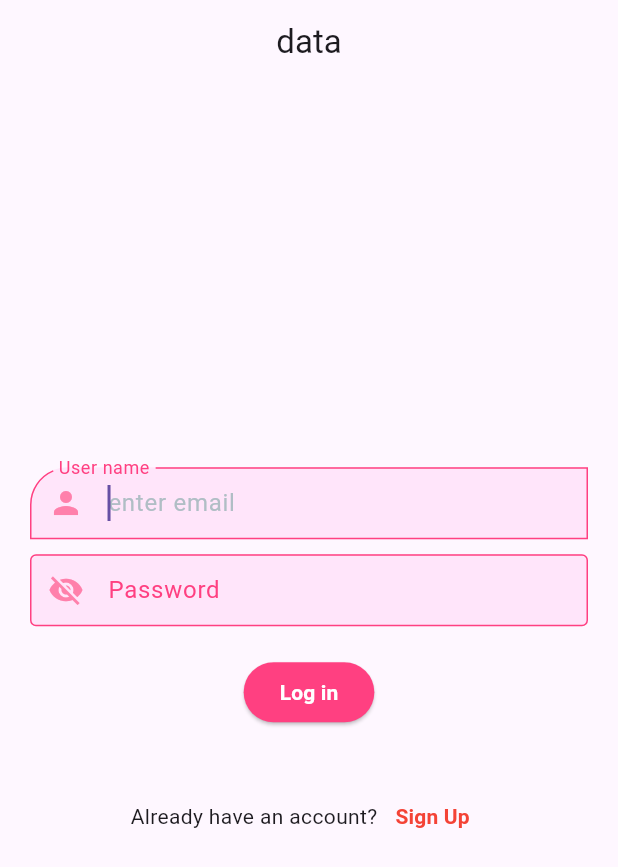
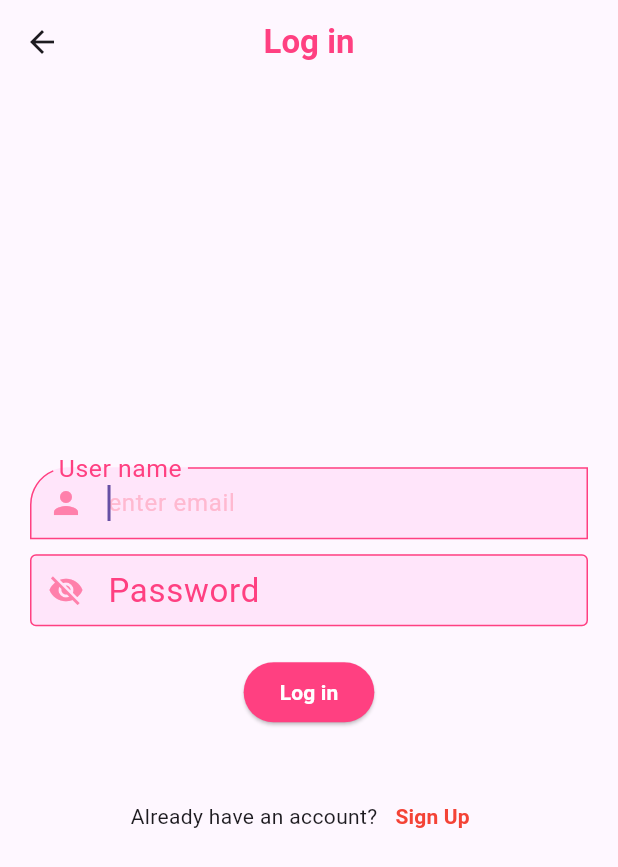
Before and after one commit to aminrazakhan07/Firebase_google_aut_GetX, a Flutter app: the LoginScreen screen opened directly, on a phone screen of 412 x 824 dp. Shown: the top 867 px of the screen. Run offline on Flutter 3.47's test engine with Material 3 defaults, Android fonts, the phone set to English and light mode, and no system bars; our stand-ins replace firebase_core, get; accounts and stored records are empty.

Commit message:
textFormfield

```diff
--- a/lib/CustormWidget/TextField.dart
+++ b/lib/CustomWidget/TextField.dart
@@ -27,10 +27,13 @@
           autocorrect: true,
           decoration: InputDecoration(
             label: Text(lblText),
-            labelStyle: TextStyle(color: Colors.pinkAccent),
+            labelStyle: TextStyle(
+              color: Colors.pinkAccent,
+              fontSize: 22,
+            ),
             hintText: hint,
             hintStyle: TextStyle(
-              color: Colors.blueGrey[200],
+              color: const Color.fromARGB(255, 255, 185, 208),
             ),
             prefixIcon: Icon(prefix),
             prefixIconColor: Colors.pinkAccent[100],
--- a/lib/LogSingAuth/LoginScr.dart
+++ b/lib/LogSingAuth/LoginScr.dart
@@ -1,7 +1,7 @@
-import 'package:firebase_google_auth/CustormWidget/CustmButton.dart';
-import 'package:firebase_google_auth/CustormWidget/SnackBar.dart';
-import 'package:firebase_google_auth/CustormWidget/TextField.dart';
-import 'package:firebase_google_auth/CustormWidget/alreadyAccount.dart';
+import 'package:firebase_google_auth/CustomWidget/CustmButton.dart';
+import 'package:firebase_google_auth/CustomWidget/SnackBar.dart';
+import 'package:firebase_google_auth/CustomWidget/TextField.dart';
+import 'package:firebase_google_auth/CustomWidget/alreadyAccount.dart';
 import 'package:flutter/material.dart';
 import 'package:get/get.dart';
 
@@ -21,7 +21,11 @@
     return Scaffold(
       appBar: AppBar(
         centerTitle: true,
-        title: Text('data'),
+        title: Text(
+          'Log in',
+          style:
+              TextStyle(color: Colors.pinkAccent, fontWeight: FontWeight.bold),
+        ),
       ),
       body: Center(
         child: Column(
--- a/lib/change_text/change_text.dart
+++ b/lib/change_text/change_text.dart
@@ -44,8 +44,9 @@
             SizedBox(height: 40),
             Padding(
               padding: const EdgeInsets.only(left: 10.0, right: 10),
-              child: TextField(
+              child: TextFormField(
                 controller: name,
+                onTapOutside: (event) => FocusScope.of(context).unfocus(),
                 decoration: InputDecoration(
                   filled: true,
                   fillColor: Colors.white,
```
Also changed, not shown: lib/main.dart (+6 -5 lines), lib/CustomWidget/CustmButton.dart (renamed from lib/CustormWidget/CustmButton.dart), lib/CustomWidget/SnackBar.dart (renamed from lib/CustormWidget/SnackBar.dart), lib/CustomWidget/alreadyAccount.dart (renamed from lib/CustormWidget/alreadyAccount.dart).
